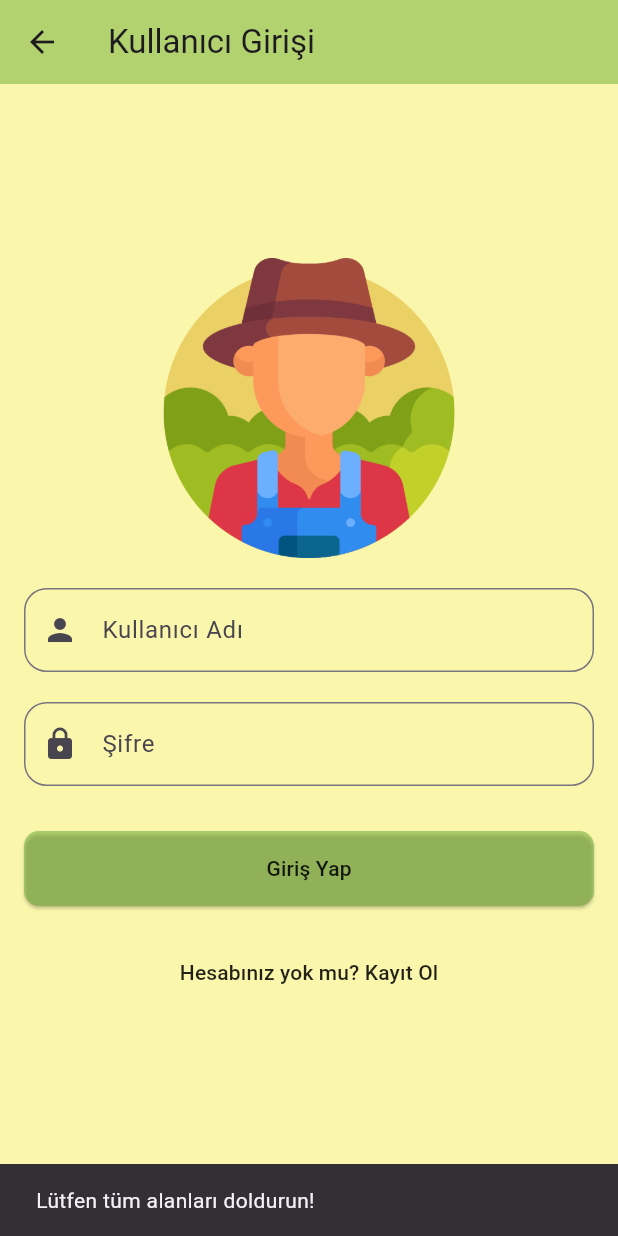
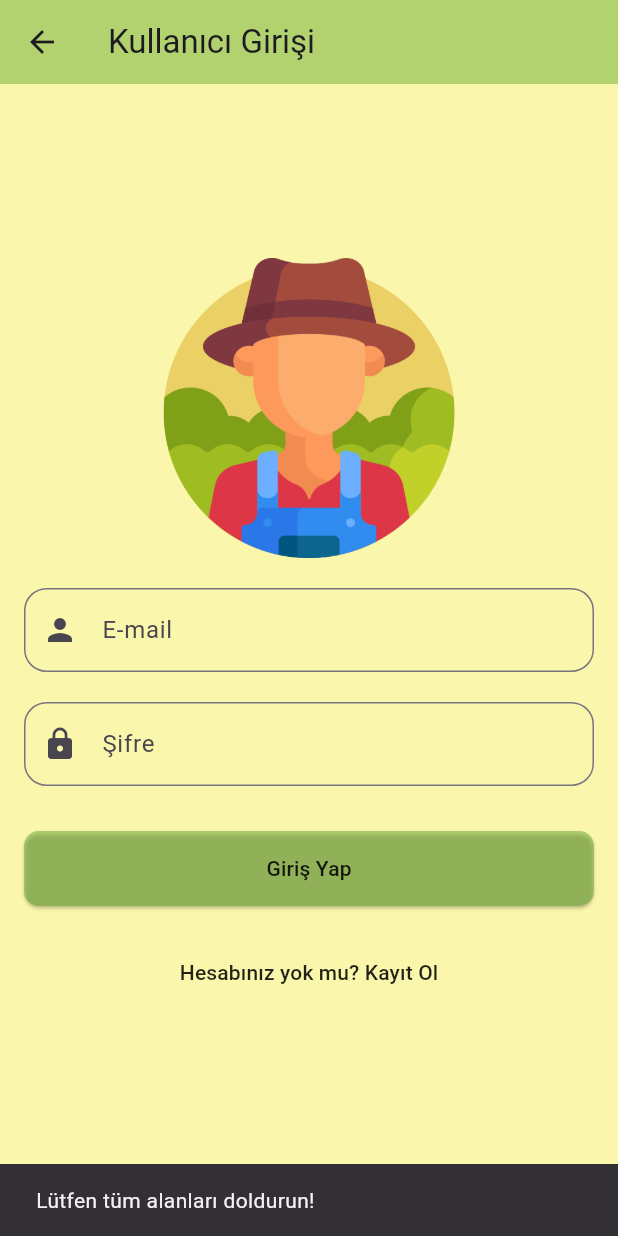
Before and after one commit to amessyrem/emmi, a Flutter app: the LoginScreen screen opened directly, after a tap on "Giriş Yap", on a phone screen of 412 x 824 dp. Run offline on Flutter 3.47's test engine with Material 3 defaults, Android fonts, the phone set to English and light mode, and no system bars; our stand-ins replace firebase_auth, firebase_core, lottie; accounts and stored records are empty; statements that could not run were skipped.

Commit message:
login ekranında doğrulama statik tek değişkenle yapılırken artık firebase'e erişim sağlandı,kayıt ol butonu ile yeni oluşturulan register ekranına ve giriş yap butonu ile de geçici olarak home_screene yönlendirme sağlandı

```diff
--- a/lib/screens/login_screen.dart
+++ b/lib/screens/login_screen.dart
@@ -1,4 +1,7 @@
 import 'package:flutter/material.dart';
+import 'register_screen.dart';
+import 'package:firebase_auth/firebase_auth.dart';
+import 'home_screen.dart';
 
 class LoginScreen extends StatelessWidget {
   final TextEditingController usernameController = TextEditingController();
@@ -40,8 +43,8 @@ class LoginScreen extends StatelessWidget {
                   //focusNode: usernameFocusNode, // FocusNode ekliyoruz
 
                   decoration: InputDecoration(
-                    labelText: "Kullanıcı Adı",
-                    hintText: "Kullanıcı adınızı girin",
+                    labelText: "E-mail",
+                    hintText: "E-mail girin",
                     border: OutlineInputBorder(
                       borderRadius: BorderRadius.circular(15), // Oval köşe için
                     ),
@@ -69,28 +72,41 @@ class LoginScreen extends StatelessWidget {
 
                 // Giriş yap butonu
                 ElevatedButton(
-                  onPressed: () {
-                    final username = usernameController.text;
+                  onPressed: () async {
+                    final username = usernameController.text.trim();
                     final password = passwordController.text;
 
                     if (username.isEmpty || password.isEmpty) {
                       ScaffoldMessenger.of(context).showSnackBar(
                         SnackBar(content: Text("Lütfen tüm alanları doldurun!")),
                       );
-                    } else if (username == "admin" && password == "1234") {
-                      ScaffoldMessenger.of(context).showSnackBar(
-                        SnackBar(content: Text("Giriş başarılı!")),
+                      return;
+                    }
+
+                    try {
+                      await FirebaseAuth.instance.signInWithEmailAndPassword(
+                        email: username,
+                        password: password,
                       );
-                    } else {
-                      ScaffoldMessenger.of(context).showSnackBar(
-                        SnackBar(content: Text("Hatalı kullanıcı adı veya şifre!")),
+
+                      // Başarılı giriş → yönlendirme yapılır
+                      Navigator.pushReplacement(
+                        context,
+                        MaterialPageRoute(builder: (context) => HomeScreen()), // Ana sayfana yönlendir
                       );
+                    } on FirebaseAuthException catch (e) {
+                      String message = "Bir hata oluştu.";
+                      if (e.code == 'user-not-found') {
+                        message = "Kullanıcı bulunamadı.";
+                      } else if (e.code == 'wrong-password') {
+                        message = "Hatalı şifre.";
+                      }
+                      ScaffoldMessenger.of(context).showSnackBar(SnackBar(content: Text(message)));
                     }
                   },
                   child: Text("Giriş Yap"),
-                  style:
-                  ElevatedButton.styleFrom(
-                    minimumSize: Size(double.infinity, 50), // Buton genişliğini artırmak için
+                  style: ElevatedButton.styleFrom(
+                    minimumSize: Size(double.infinity, 50),
                     foregroundColor: Colors.black87,
                     backgroundColor: Color(0x846FAF37),
                     shape: RoundedRectangleBorder(
@@ -122,18 +138,3 @@ class LoginScreen extends StatelessWidget {
     );
   }
 }
-
-class RegisterScreen extends StatelessWidget {
-  @override
-  Widget build(BuildContext context) {
-    return Scaffold(
-      appBar: AppBar(
-        title: Text("Kayıt Ol"),
-        backgroundColor: Color(0x846FAF37),
-      ),
-      body: Center(
-        child: Text("Kayıt Olma Sayfası"),
-      ),
-    );
-  }
-}
```
